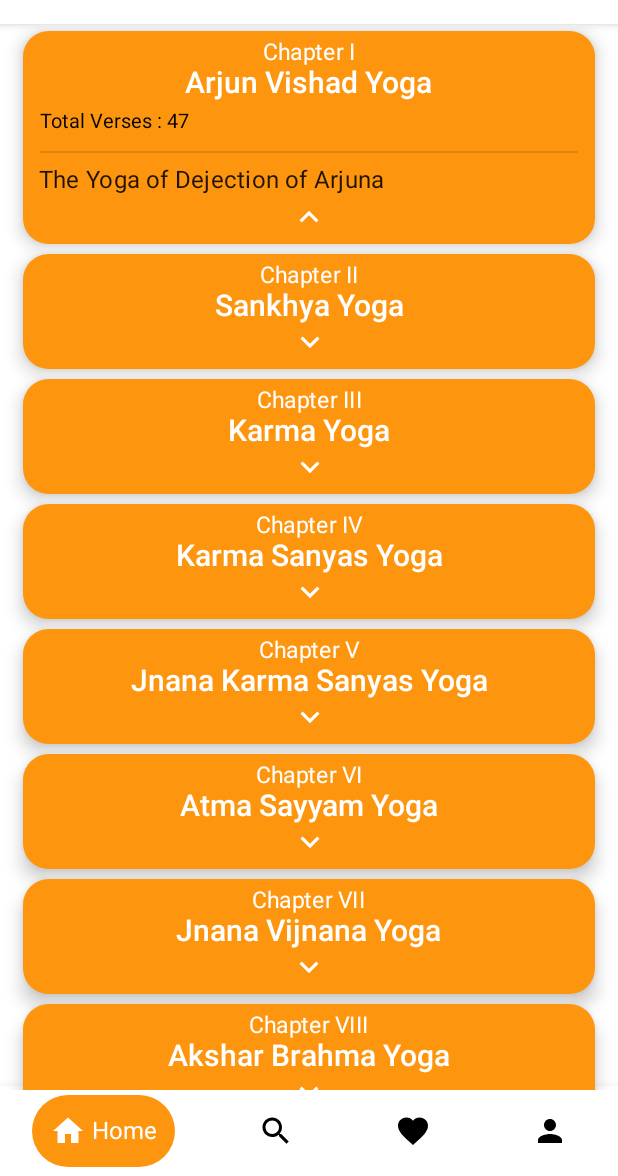
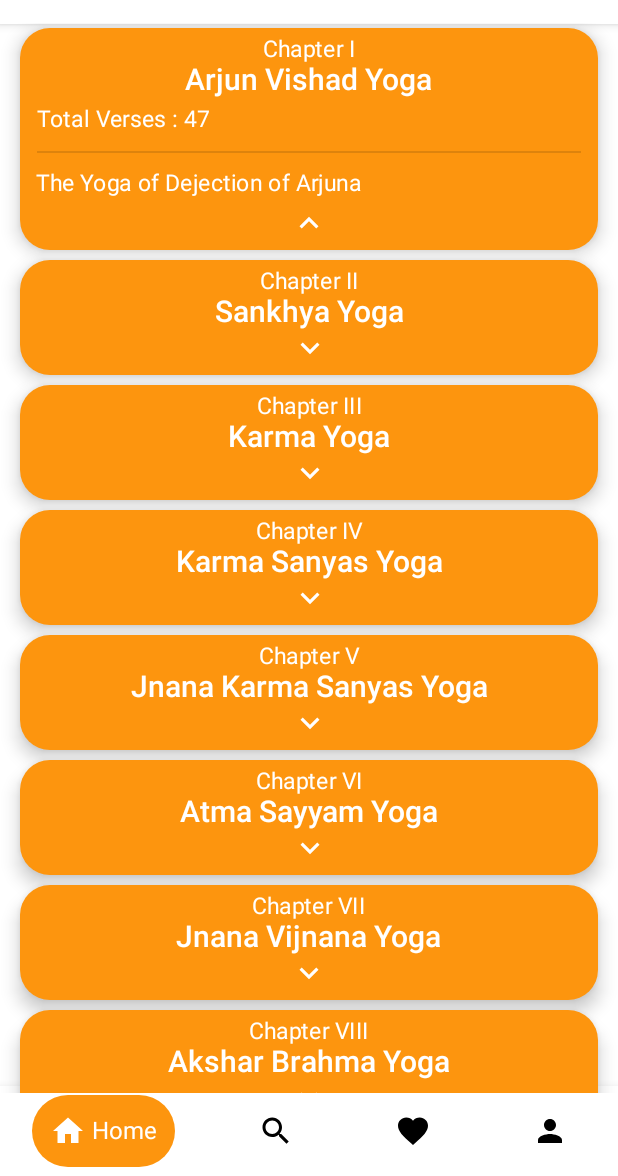
Before and after one commit to BelieveInTheLimitless/Gita-Gyan, an Android app built with Jetpack Compose: the screen it shows after launch (MainActivity), after a tap on "Down Arrow", on a phone screen of 412 x 824 dp, the part 60-1236 px from its top. Run offline under Robolectric (Android 15) with nearby library versions, the phone set to English and light mode, and no system bars.

Commit message:
UI improvements

```diff
--- a/app/src/main/java/com/example/gitagyan/screens/home/HomeScreen.kt
+++ b/app/src/main/java/com/example/gitagyan/screens/home/HomeScreen.kt
@@ -19,6 +19,7 @@ import androidx.compose.ui.graphics.Color
 import androidx.compose.ui.text.SpanStyle
 import androidx.compose.ui.text.buildAnnotatedString
 import androidx.compose.ui.text.font.FontWeight
+import androidx.compose.ui.text.style.TextAlign
 import androidx.compose.ui.text.withStyle
 import androidx.compose.ui.unit.dp
 import androidx.compose.ui.unit.sp
@@ -40,7 +41,7 @@ fun HomeScreen(navController: NavController){
 @Composable
 fun MainContent(navController: NavController,
     chapterList: List<Chapter> = getChapters()){
-    Column(modifier = Modifier.padding(12.dp)) {
+    Column(modifier = Modifier.padding(10.dp)) {
         LazyColumn{
             items(items = chapterList){
                 ChapterRow(chapter = it){ chapter_id ->
@@ -66,7 +67,7 @@ fun ChapterRow(
         clickable {
                   onItemClick(chapter.chapter_id)
         },
-        shape = RoundedCornerShape(corner = CornerSize(17.dp)),
+        shape = RoundedCornerShape(corner = CornerSize(20.dp)),
         backgroundColor = Color(0xFFFD950E),
         contentColor = Color.Black,
         elevation = 7.dp) {
@@ -91,16 +92,20 @@ fun ChapterRow(
                 AnimatedVisibility(visible = expanded) {
                     Column {
                         Text(buildAnnotatedString {
-                            withStyle(style = SpanStyle(color = Color.Black,
-                                fontSize = 13.sp)){
+                            withStyle(style = SpanStyle(color = Color.White,
+                                fontSize = 15.sp)){
                                 append("Total Verses : "+chapter.total_verses)
                             }
                         }, modifier = Modifier.padding(6.dp))
 
                         Divider(modifier = Modifier.padding(6.dp))
+
                         Text(text = chapter.description,
-                            modifier = Modifier.padding(start = 5.dp),
-                            style = MaterialTheme.typography.subtitle1)
+                            modifier = Modifier.padding(5.dp),
+                            color = Color.White,
+                            fontSize = 15.sp,
+                            style = MaterialTheme.typography.caption,
+                        textAlign = TextAlign.Justify)
                     }
                 }
                 Icon(
@@ -114,9 +119,7 @@ fun ChapterRow(
                         },
                     tint = Color.White
                 )
-
             }
-
         }
     }
 }
```
Also changed, not shown: app/src/main/java/com/example/gitagyan/screens/home/DetailsScreen.kt (+44 -28 lines), app/src/main/java/com/example/gitagyan/screens/home/VerseScreen.kt (+61 -8 lines).
